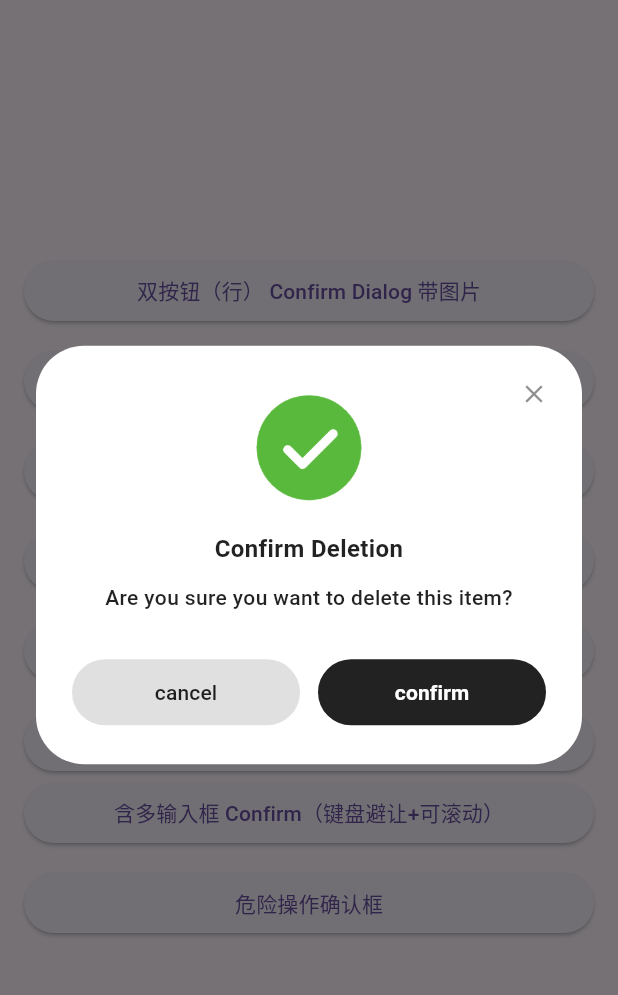
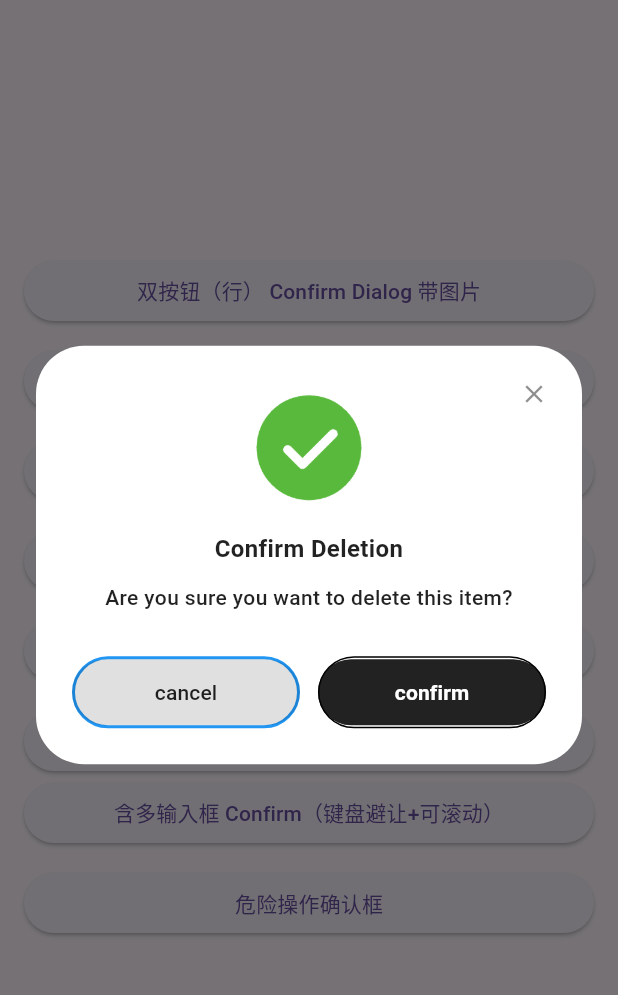
Before and after one commit to xinqingaa/unified_popups, a Flutter app: the DialogPage screen opened by its route, after a tap on "双按钮（列） Confirm Dialog 带图片", on a phone screen of 412 x 824 dp, the part 63-1058 px from its top. Run offline on Flutter 3.47's test engine with Material 3 defaults, Android fonts, the phone set to English and light mode, and no system bars.

Commit message:
feat: confirm 新增按钮边框属性，支持配置边框

```diff
--- a/example/lib/pages/dialog_page.dart
+++ b/example/lib/pages/dialog_page.dart
@@ -63,6 +63,8 @@ class DialogPage extends StatelessWidget {
                     title: 'Confirm Deletion',
                     content: 'Are you sure you want to delete this item?',
                     imagePath: "assets/img.png",
+                    cancelBorder: Border.all(color: Colors.blue , width: 2),
+                    confirmBorder: Border.all(color: Colors.black),
                   );
                   print('Confirm result: $result');
                 },
--- a/lib/src/apis/confirm.dart
+++ b/lib/src/apis/confirm.dart
@@ -12,6 +12,8 @@ Future<bool?> _confirmImpl({
   TextAlign? textAlign,
   ConfirmButtonLayout? buttonLayout,
   BorderRadiusGeometry? buttonBorderRadius,
+  BoxBorder? confirmBorder,
+  BoxBorder? cancelBorder,
   bool showCloseButton = true,
   TextStyle? titleStyle,
   TextStyle? contentStyle,
@@ -55,6 +57,8 @@ Future<bool?> _confirmImpl({
         textAlign: textAlign,
         buttonLayout: buttonLayout,
         buttonBorderRadius: buttonBorderRadius,
+        confirmBorder: confirmBorder,
+        cancelBorder: cancelBorder,
         onConfirm: () => dismiss(true),
         onCancel: () => dismiss(false),
         onClose: () => dismiss(null), // 关闭按钮的回调
--- a/lib/src/apis/pop.dart
+++ b/lib/src/apis/pop.dart
@@ -175,6 +175,7 @@ abstract class Pop {
   /// - [textAlign]：内容对齐方式，默认 `TextAlign.center`。
   /// - [buttonLayout]：按钮布局，`row` 或 `column`，默认 `row`。
   /// - [buttonBorderRadius]：按钮圆角。
+  /// - [confirmBorder]/[cancelBorder]：按钮边框，如需取消边框传 `null`。
   /// - [confirmBgColor]/[cancelBgColor]：按钮背景色。
   /// - [padding]/[margin]/[decoration]：外观与间距定制。
   /// - [confirmChild]：在内容与按钮之间插入的自定义组件，常用于放置输入框等交互元素。
@@ -208,6 +209,8 @@ abstract class Pop {
     TextAlign? textAlign = TextAlign.center,
     ConfirmButtonLayout? buttonLayout = ConfirmButtonLayout.row,
     BorderRadiusGeometry? buttonBorderRadius,
+    BoxBorder? confirmBorder,
+    BoxBorder? cancelBorder,
     Color? confirmBgColor,
     Color? cancelBgColor,
     EdgeInsetsGeometry? padding,
@@ -228,6 +231,8 @@ abstract class Pop {
         textAlign: textAlign,
         buttonLayout: buttonLayout,
         buttonBorderRadius: buttonBorderRadius,
+        confirmBorder: confirmBorder,
+        cancelBorder: cancelBorder,
         showCloseButton: showCloseButton,
         titleStyle: titleStyle,
         contentStyle: contentStyle,
--- a/lib/src/widgets/confirm_widget.dart
+++ b/lib/src/widgets/confirm_widget.dart
@@ -28,6 +28,8 @@ class ConfirmWidget extends StatelessWidget {
   final TextStyle? cancelStyle;
   final Color? confirmBgColor;
   final Color? cancelBgColor;
+  final BoxBorder? confirmBorder;
+  final BoxBorder? cancelBorder;
   final EdgeInsetsGeometry? padding;
   final EdgeInsetsGeometry? margin;
   final Decoration? decoration;
@@ -62,6 +64,8 @@ class ConfirmWidget extends StatelessWidget {
     this.confirmStyle,
     this.cancelBgColor,
     this.confirmBgColor,
+    this.confirmBorder,
+    this.cancelBorder,
     this.confirmChild
   }) : assert(cancelText == null || onCancel != null,
   'onCancel must be provided if cancelText is not null.');
@@ -118,7 +122,10 @@ class ConfirmWidget extends StatelessWidget {
           confirmChild!,
         ],
         const SizedBox(height: 28),
-        _buildButtons(onConfirmTap: handleConfirm, onCancelTap: handleCancel),
+        _buildButtons(
+          onConfirmTap: handleConfirm,
+          onCancelTap: handleCancel,
+        ),
       ],
     );
 
@@ -166,6 +173,20 @@ class ConfirmWidget extends StatelessWidget {
     // 取消按钮文字颜色默认为确认按钮的背景色
     final defaultCancelTextStyle = TextStyle(color: effectiveConfirmBgColor, fontSize: 14, fontWeight: FontWeight.w500);
 
+    // 包裹按钮并添加边框
+    Widget wrapWithBorder(Widget button, BoxBorder? border) {
+      if (border == null) {
+        return button;
+      }
+      return DecoratedBox(
+        decoration: BoxDecoration(
+          border: border,
+          borderRadius: effectiveBorderRadius,
+        ),
+        child: button,
+      );
+    }
+
     final confirmButton = TextButton(
       onPressed: onConfirmTap,
       style: TextButton.styleFrom(
@@ -178,7 +199,7 @@ class ConfirmWidget extends StatelessWidget {
 
 
     if (cancelText == null) {
-      return confirmButton;
+      return wrapWithBorder(confirmButton, confirmBorder);
     }
 
     final cancelButton = TextButton(
@@ -196,17 +217,17 @@ class ConfirmWidget extends StatelessWidget {
       return Column(
         crossAxisAlignment: CrossAxisAlignment.stretch,
         children: [
-          confirmButton,
+          wrapWithBorder(confirmButton, confirmBorder),
           const SizedBox(height: 12),
-          cancelButton,
+          wrapWithBorder(cancelButton, cancelBorder),
         ],
       );
     } else { // 默认为 Row 布局
       return Row(
         children: [
-          Expanded(child: cancelButton),
+          Expanded(child: wrapWithBorder(cancelButton, cancelBorder)),
           const SizedBox(width: 12),
-          Expanded(child: confirmButton),
+          Expanded(child: wrapWithBorder(confirmButton, confirmBorder)),
         ],
       );
     }
--- a/pubspec.yaml
+++ b/pubspec.yaml
@@ -1,6 +1,6 @@
 name: unified_popups
 description: A unified popups SDK for Flutter, providing a flexible way to show toasts, dialogs, and other custom popups.
-version: 1.1.4
+version: 1.1.5
 homepage: https://github.com/xinqingaa/unified_popups
 repository: https://github.com/xinqingaa/unified_popups
 
```
Also changed, not shown: 3 other files.
